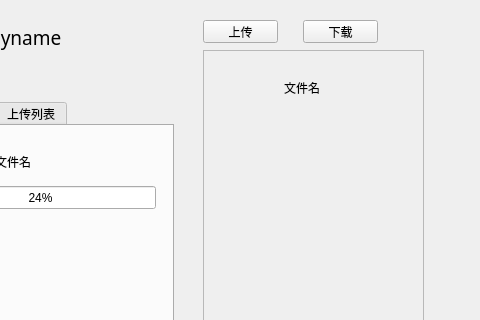
Above: main.ui from moonsunsong/shenma before the change; both pictures show x 87 to 567 and y 0 to 320 of the 567 by 438 pixel window. Below: the same form after it.
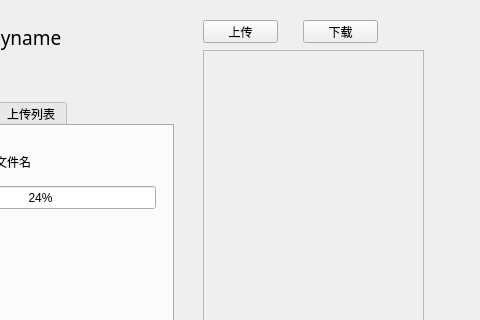
That is the form after the change. Icons and pictures are not drawn.

Patch:
```diff
--- a/main.ui
+++ b/main.ui
@@ -70,34 +70,16 @@
        <height>339</height>
       </rect>
      </property>
-     <widget class="QLabel" name="label_9">
+     <widget class="QWidget" name="formLayoutWidget">
       <property name="geometry">
        <rect>
-        <x>10</x>
-        <y>10</y>
-        <width>54</width>
-        <height>51</height>
+        <x>0</x>
+        <y>0</y>
+        <width>221</width>
+        <height>341</height>
        </rect>
       </property>
-      <property name="text">
-       <string/>
-      </property>
-      <property name="pixmap">
-       <pixmap>C:/Users/tarena/Desktop/favicon.png</pixmap>
-      </property>
-     </widget>
-     <widget class="QLabel" name="label_10">
-      <property name="geometry">
-       <rect>
-        <x>80</x>
-        <y>11</y>
-        <width>54</width>
-        <height>51</height>
-       </rect>
-      </property>
-      <property name="text">
-       <string>文件名</string>
-      </property>
+      <layout class="QFormLayout" name="formLayout_3"/>
      </widget>
     </widget>
    </widget>
```
Left out of the diff: 2 changed lines with no effect on the pictures.
